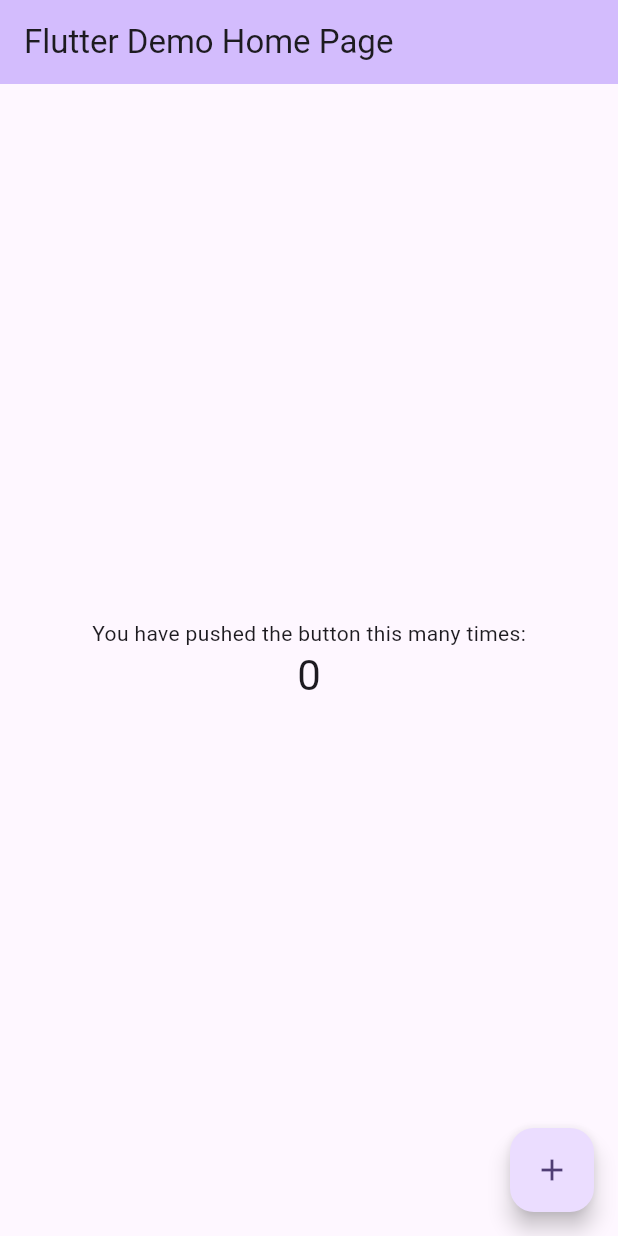
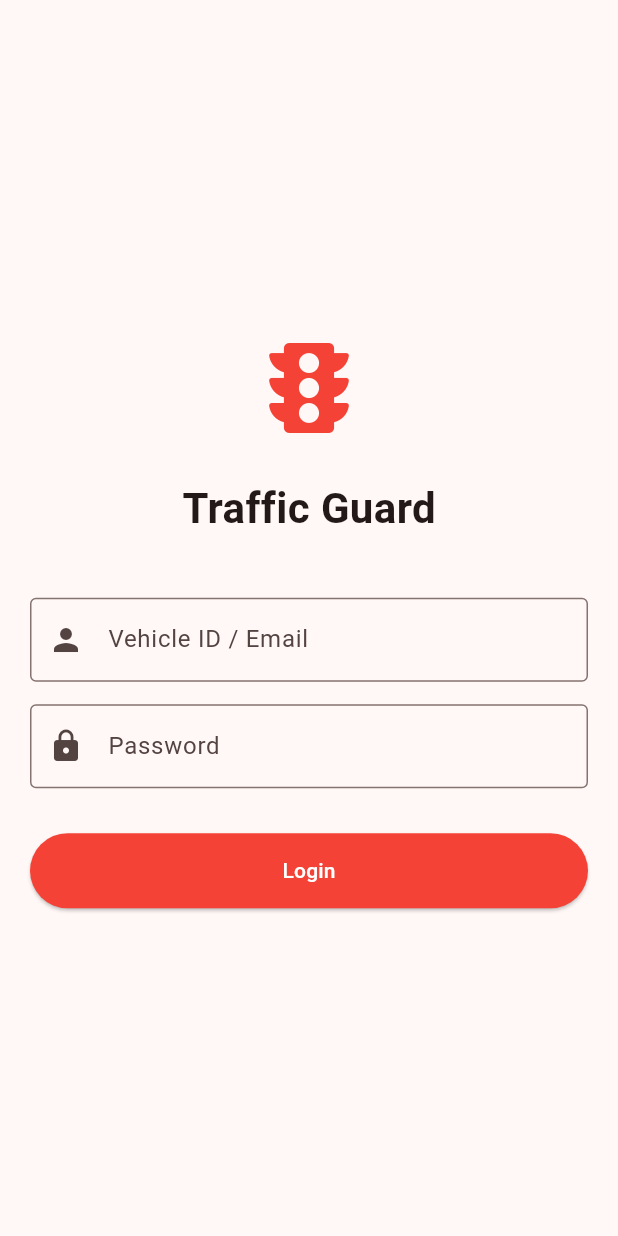
Before and after one commit to Bonnggoo/traffic_violation_app, a Flutter app: the screen it shows after launch, on a phone screen of 412 x 824 dp. Run offline on Flutter 3.47's test engine with Material 3 defaults, Android fonts, the phone set to English and light mode, and no system bars.

Commit message:
Updates made on computer

```diff
--- a/lib/main.dart
+++ b/lib/main.dart
@@ -1,122 +1,148 @@
 import 'package:flutter/material.dart';
 
 void main() {
-  runApp(const MyApp());
+  // We removed 'WidgetsFlutterBinding' and 'Firebase.initializeApp'
+  // so this will run instantly on your simulator/phone.
+  runApp(const TrafficApp());
 }
 
-class MyApp extends StatelessWidget {
-  const MyApp({super.key});
+class TrafficApp extends StatelessWidget {
+  const TrafficApp({super.key});
 
-  // This widget is the root of your application.
   @override
   Widget build(BuildContext context) {
     return MaterialApp(
-      title: 'Flutter Demo',
+      title: 'Traffic Violation Tracker',
+      debugShowCheckedModeBanner: false,
       theme: ThemeData(
-        // This is the theme of your application.
-        //
-        // TRY THIS: Try running your application with "flutter run". You'll see
-        // the application has a purple toolbar. Then, without quitting the app,
-        // try changing the seedColor in the colorScheme below to Colors.green
-        // and then invoke "hot reload" (save your changes or press the "hot
-        // reload" button in a Flutter-supported IDE, or press "r" if you used
-        // the command line to start the app).
-        //
-        // Notice that the counter didn't reset back to zero; the application
-        // state is not lost during the reload. To reset the state, use hot
-        // restart instead.
-        //
-        // This works for code too, not just values: Most code changes can be
-        // tested with just a hot reload.
-        colorScheme: ColorScheme.fromSeed(seedColor: Colors.deepPurple),
+        colorScheme: ColorScheme.fromSeed(seedColor: Colors.red),
+        useMaterial3: true,
       ),
-      home: const MyHomePage(title: 'Flutter Demo Home Page'),
+      home: const LoginScreen(),
     );
   }
 }
 
-class MyHomePage extends StatefulWidget {
-  const MyHomePage({super.key, required this.title});
-
-  // This widget is the home page of your application. It is stateful, meaning
-  // that it has a State object (defined below) that contains fields that affect
-  // how it looks.
-
-  // This class is the configuration for the state. It holds the values (in this
-  // case the title) provided by the parent (in this case the App widget) and
-  // used by the build method of the State. Fields in a Widget subclass are
-  // always marked "final".
-
-  final String title;
-
-  @override
-  State<MyHomePage> createState() => _MyHomePageState();
-}
-
-class _MyHomePageState extends State<MyHomePage> {
-  int _counter = 0;
-
-  void _incrementCounter() {
-    setState(() {
-      // This call to setState tells the Flutter framework that something has
-      // changed in this State, which causes it to rerun the build method below
-      // so that the display can reflect the updated values. If we changed
-      // _counter without calling setState(), then the build method would not be
-      // called again, and so nothing would appear to happen.
-      _counter++;
-    });
-  }
+// --- 1. LOGIN SCREEN ---
+class LoginScreen extends StatelessWidget {
+  const LoginScreen({super.key});
 
   @override
   Widget build(BuildContext context) {
-    // This method is rerun every time setState is called, for instance as done
-    // by the _incrementCounter method above.
-    //
-    // The Flutter framework has been optimized to make rerunning build methods
-    // fast, so that you can just rebuild anything that needs updating rather
-    // than having to individually change instances of widgets.
     return Scaffold(
-      appBar: AppBar(
-        // TRY THIS: Try changing the color here to a specific color (to
-        // Colors.amber, perhaps?) and trigger a hot reload to see the AppBar
-        // change color while the other colors stay the same.
-        backgroundColor: Theme.of(context).colorScheme.inversePrimary,
-        // Here we take the value from the MyHomePage object that was created by
-        // the App.build method, and use it to set our appbar title.
-        title: Text(widget.title),
-      ),
-      body: Center(
-        // Center is a layout widget. It takes a single child and positions it
-        // in the middle of the parent.
+      body: Padding(
+        padding: const EdgeInsets.all(20.0),
         child: Column(
-          // Column is also a layout widget. It takes a list of children and
-          // arranges them vertically. By default, it sizes itself to fit its
-          // children horizontally, and tries to be as tall as its parent.
-          //
-          // Column has various properties to control how it sizes itself and
-          // how it positions its children. Here we use mainAxisAlignment to
-          // center the children vertically; the main axis here is the vertical
-          // axis because Columns are vertical (the cross axis would be
-          // horizontal).
-          //
-          // TRY THIS: Invoke "debug painting" (choose the "Toggle Debug Paint"
-          // action in the IDE, or press "p" in the console), to see the
-          // wireframe for each widget.
           mainAxisAlignment: MainAxisAlignment.center,
-          children: <Widget>[
-            const Text('You have pushed the button this many times:'),
-            Text(
-              '$_counter',
-              style: Theme.of(context).textTheme.headlineMedium,
+          children: [
+            const Icon(Icons.traffic_rounded, size: 80, color: Colors.red),
+            const SizedBox(height: 20),
+            const Text(
+              "Traffic Guard",
+              style: TextStyle(fontSize: 28, fontWeight: FontWeight.bold),
+            ),
+            const SizedBox(height: 40),
+            const TextField(
+              decoration: InputDecoration(
+                labelText: "Vehicle ID / Email",
+                border: OutlineInputBorder(),
+                prefixIcon: Icon(Icons.person),
+              ),
+            ),
+            const SizedBox(height: 15),
+            const TextField(
+              obscureText: true,
+              decoration: InputDecoration(
+                labelText: "Password",
+                border: OutlineInputBorder(),
+                prefixIcon: Icon(Icons.lock),
+              ),
+            ),
+            const SizedBox(height: 30),
+            ElevatedButton(
+              onPressed: () {
+                // Navigate to the Home Screen
+                Navigator.pushReplacement(
+                  context,
+                  MaterialPageRoute(builder: (context) => const HomeScreen()),
+                );
+              },
+              style: ElevatedButton.styleFrom(
+                minimumSize: const Size(double.infinity, 50),
+                backgroundColor: Colors.red,
+                foregroundColor: Colors.white,
+              ),
+              child: const Text("Login"),
             ),
           ],
         ),
       ),
-      floatingActionButton: FloatingActionButton(
-        onPressed: _incrementCounter,
-        tooltip: 'Increment',
-        child: const Icon(Icons.add),
-      ), // This trailing comma makes auto-formatting nicer for build methods.
     );
   }
 }
+
+// --- 2. HOME SCREEN (VIOLATION LIST) ---
+class HomeScreen extends StatelessWidget {
+  const HomeScreen({super.key});
+
+  @override
+  Widget build(BuildContext context) {
+    // This is "Mock Data" to simulate what the Pi would send
+    final List<Map<String, dynamic>> fakeViolations = [
+      {
+        "type": "Wrong-Way Driving",
+        "date": "2024-05-12 14:30",
+        "fine": "100 JOD",
+        "icon": Icons.warning,
+      },
+      {
+        "type": "Speeding (140 km/h)",
+        "date": "2024-05-10 09:15",
+        "fine": "50 JOD",
+        "icon": Icons.speed,
+      },
+      {
+        "type": "Speeding (120 km/h)",
+        "date": "2024-05-08 18:20",
+        "fine": "30 JOD",
+        "icon": Icons.speed,
+      },
+    ];
+
+    return Scaffold(
+      appBar: AppBar(
+        title: const Text("My Violations"),
+        backgroundColor: Colors.red,
+        foregroundColor: Colors.white,
+      ),
+      body: ListView.builder(
+        itemCount: fakeViolations.length,
+        itemBuilder: (context, index) {
+          final item = fakeViolations[index];
+          return Card(
+            margin: const EdgeInsets.symmetric(horizontal: 10, vertical: 5),
+            child: ListTile(
+              leading: Icon(item['icon'], color: Colors.red, size: 30),
+              title: Text(
+                item['type'],
+                style: const TextStyle(fontWeight: FontWeight.bold),
+              ),
+              subtitle: Text(item['date']),
+              trailing: Text(
+                item['fine'],
+                style: const TextStyle(
+                    color: Colors.red, fontWeight: FontWeight.bold, fontSize: 15),
+              ),
+              onTap: () {
+                // Later: Navigate to Details Screen with Map
+                ScaffoldMessenger.of(context).showSnackBar(
+                  const SnackBar(content: Text("Loading Violation Details...")),
+                );
+              },
+            ),
+          );
+        },
+      ),
+    );
+  }
+}
```
Also changed, not shown: 1 other file.
